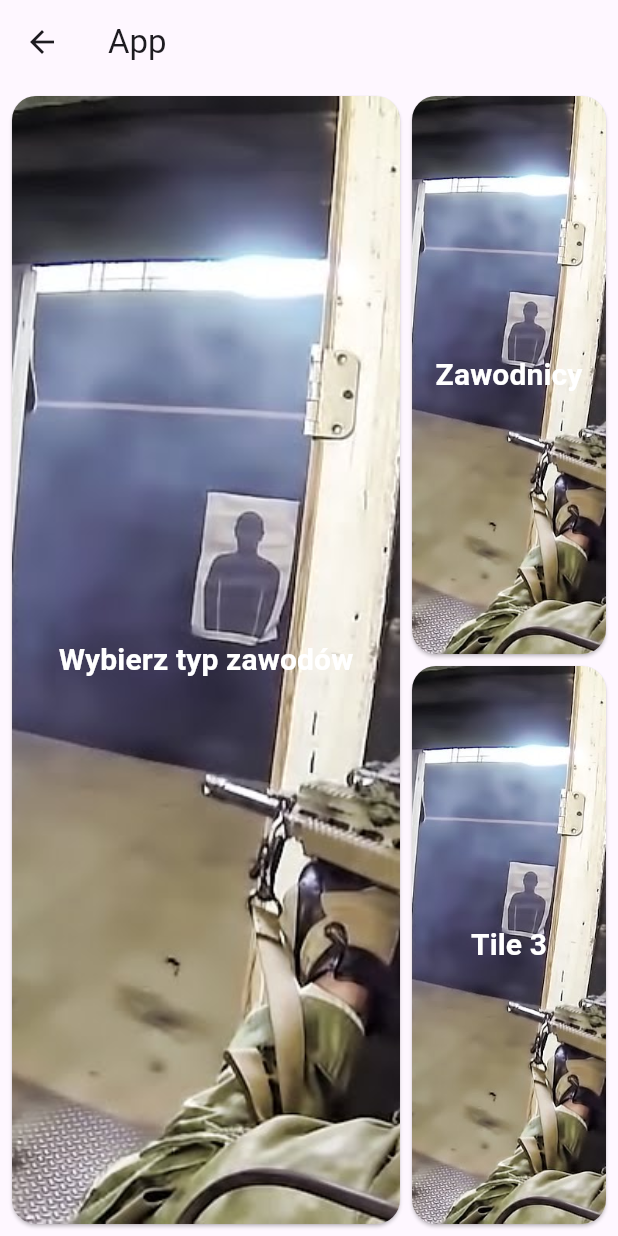
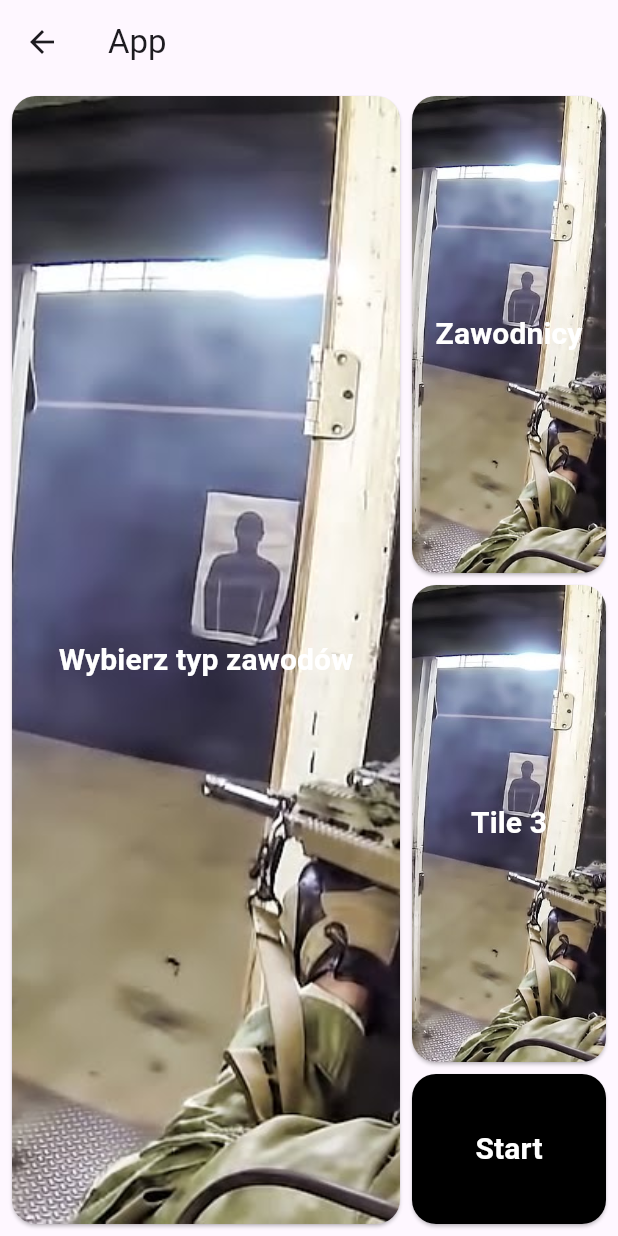
Before and after one commit to WoryszLk/BScThesis, a Flutter app: the StarterCompetition screen opened directly, on a phone screen of 412 x 824 dp. Run offline on Flutter 3.47's test engine with Material 3 defaults, Android fonts, the phone set to English and light mode, and no system bars; our stand-ins replace cloud_firestore, equatable, firebase_auth, firebase_core; accounts and stored records are empty.

Commit message:
adding start button

```diff
--- a/application_supporting_the_management_of_shooting_competitions/lib/components/custom_button.dart
+++ b/application_supporting_the_management_of_shooting_competitions/lib/components/custom_button.dart
@@ -3,14 +3,16 @@ import 'package:flutter/material.dart';
 class CustomButton extends StatelessWidget {
   final double width;
   final double height;
-  final String imagePath;
+  final String? imagePath;  // Używamy nullable String dla obrazu
+  final Color? backgroundColor;  // Nowy parametr dla koloru tła
   final VoidCallback onPressed;
   final String text;
 
   const CustomButton({
     required this.width,
     required this.height,
-    required this.imagePath,
+    this.imagePath,  // Obraz jest teraz opcjonalny
+    this.backgroundColor,  // Kolor tła jest teraz opcjonalny
     required this.onPressed,
     required this.text,
     Key? key,
@@ -23,17 +25,20 @@ class CustomButton extends StatelessWidget {
       style: ElevatedButton.styleFrom(
         padding: EdgeInsets.zero,
         shape: RoundedRectangleBorder(
-          borderRadius: BorderRadius.circular(16), // Zaokrąglenie rogów
+          borderRadius: BorderRadius.circular(16),
         ),
-        animationDuration: const Duration(milliseconds: 200), // Czas trwania animacji
+        animationDuration: const Duration(milliseconds: 200),
       ),
       child: Ink(
         decoration: BoxDecoration(
-          borderRadius: BorderRadius.circular(16), // Zaokrąglenie rogów
-          image: DecorationImage(
-            image: AssetImage(imagePath),
-            fit: BoxFit.cover,
-          ),
+          borderRadius: BorderRadius.circular(16),
+          color: backgroundColor,  // Ustawiamy kolor tła
+          image: imagePath != null  // Ustawiamy obraz tylko, jeśli został podany
+              ? DecorationImage(
+                  image: AssetImage(imagePath!),
+                  fit: BoxFit.cover,
+                )
+              : null,
         ),
         child: Container(
           width: width,
--- a/application_supporting_the_management_of_shooting_competitions/lib/pages/competition_start_page.dart
+++ b/application_supporting_the_management_of_shooting_competitions/lib/pages/competition_start_page.dart
@@ -35,7 +35,7 @@ class _StarterCompetitionState extends State<StarterCompetition> {
     final selectedIndex = await Navigator.push<int>(
       context,
       MaterialPageRoute(
-        builder: (context) => const CompetitionSelector(), // Upewnij się, że CompetitionSelector istnieje
+        builder: (context) => const CompetitionSelector(),
       ),
     );
 
@@ -47,11 +47,15 @@ class _StarterCompetitionState extends State<StarterCompetition> {
   }
 
   void _navigateToPlayersSelector() async {
-    final _navigateToPlayersSelector = await Navigator.push<int>(
+    await Navigator.push<int>(
       context,
-      MaterialPageRoute(builder: (context) => const PlayerList(),
-      ),
+      MaterialPageRoute(builder: (context) => const PlayerList()),
     );
+  }
+
+  void _startCompetition() {
+    // Logika przycisku Start
+    print('Competition Started');
   }
 
   @override
@@ -89,9 +93,7 @@ class _StarterCompetitionState extends State<StarterCompetition> {
                       height: double.infinity,
                       imagePath: 'lib/images/buttonShooters.jpg',
                       text: 'Zawodnicy',
-                      onPressed: () {
-                        _navigateToPlayersSelector();
-                      },
+                      onPressed: _navigateToPlayersSelector,
                     ),
                   ),
                   const SizedBox(height: 8),
@@ -104,6 +106,18 @@ class _StarterCompetitionState extends State<StarterCompetition> {
                       onPressed: () {},
                     ),
                   ),
+                  const SizedBox(height: 8),
+                  // Zmniejszenie szerokości przycisku "Start"
+                  SizedBox(
+                    height: 100, // Ustawienie wysokości na bardziej kompaktową
+                    child: CustomButton(
+                      width: double.infinity,
+                      height: double.infinity,
+                      backgroundColor: Colors.black,
+                      text: 'Start',
+                      onPressed: _startCompetition,
+                    ),
+                  ),
                 ],
               ),
             ),
```
